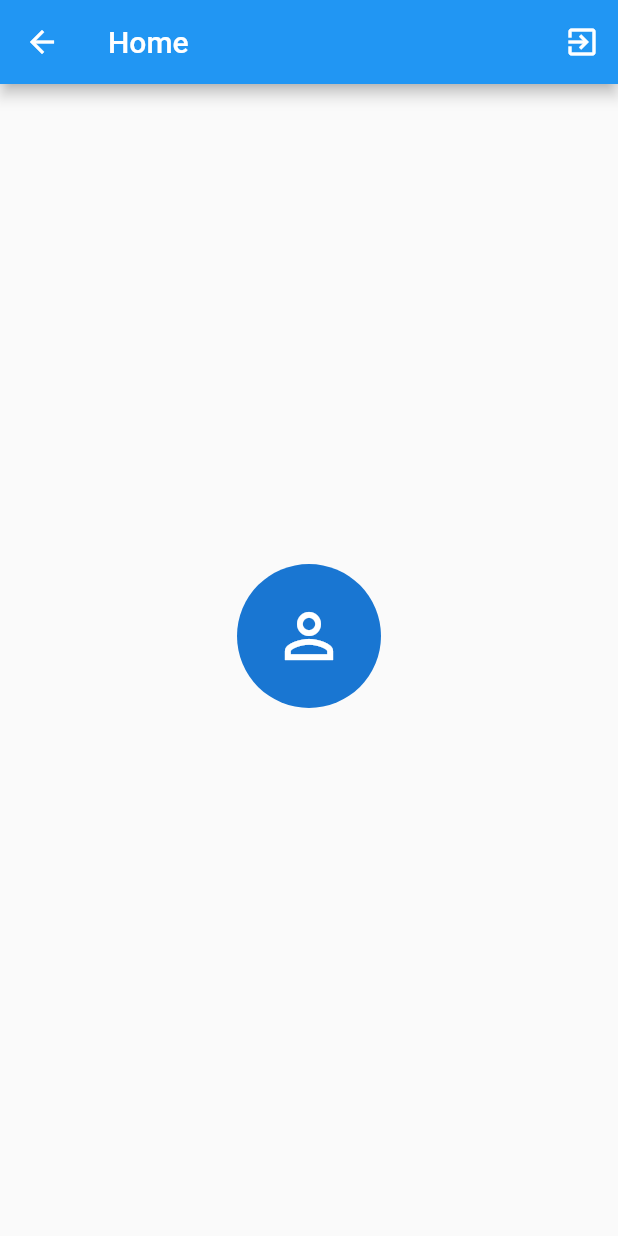
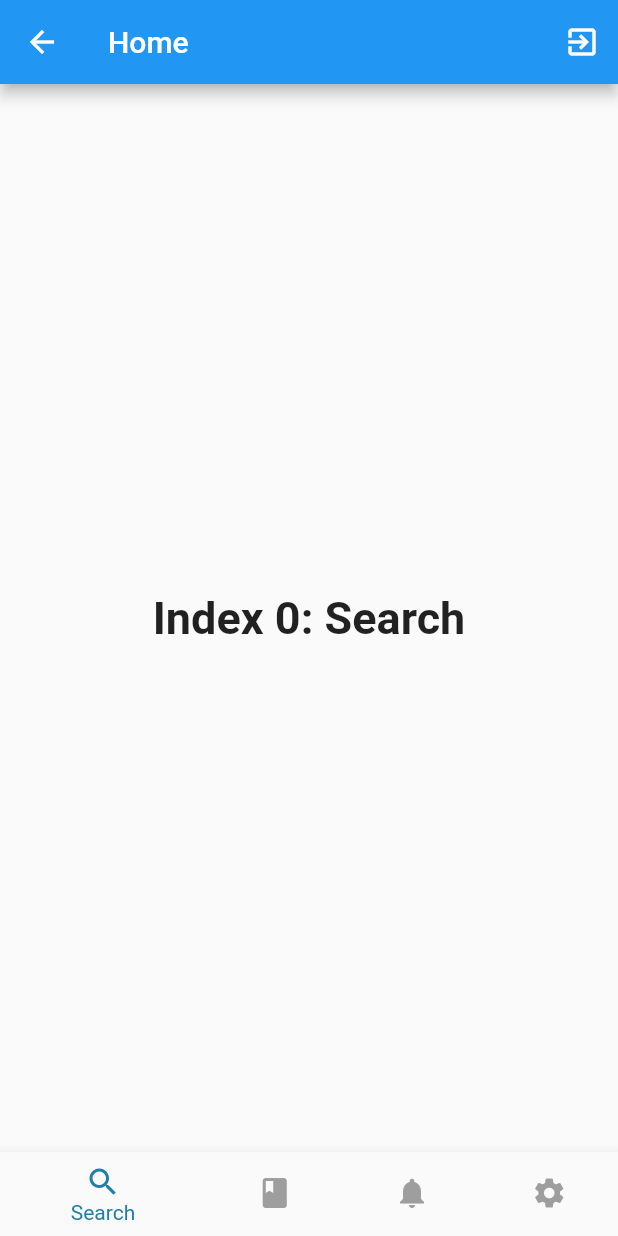
Before and after one commit to fasil712/flutter_task, a Flutter app: the HomeScreen screen opened directly, on a phone screen of 412 x 824 dp. Run offline on Flutter 3.47's test engine with Material 2 defaults, Android fonts, the phone set to English and light mode, and no system bars; our stand-ins replace bloc, equatable, firebase_auth, firebase_core, flutter_bloc; missing offline and left inert: flow_builder; accounts and stored records are empty.

Commit message:
update commit

```diff
--- a/lib/main.dart
+++ b/lib/main.dart
@@ -1,6 +1,5 @@
 import 'package:firebase_core/firebase_core.dart';
 import 'package:flutter/material.dart';
-// import 'package:flutter_authentication_flow_builder_bloc/firebase_options.dart';
 import 'package:flutter_bloc/flutter_bloc.dart';
 import 'package:flow_builder/flow_builder.dart';
 
@@ -13,9 +12,7 @@ Future<void> main() {
   return BlocOverrides.runZoned(
     () async {
       WidgetsFlutterBinding.ensureInitialized();
-      await Firebase.initializeApp(
-          // options: DefaultFirebaseOptions.currentPlatform,
-          );
+      await Firebase.initializeApp();
 
       final authRepository = AuthRepository();
       runApp(App(authRepository: authRepository));
--- a/lib/screens/home_screen.dart
+++ b/lib/screens/home_screen.dart
@@ -2,15 +2,46 @@ import 'package:flutter/material.dart';
 import 'package:flutter_bloc/flutter_bloc.dart';
 import '/blocs/blocs.dart';
 
-class HomeScreen extends StatelessWidget {
+class HomeScreen extends StatefulWidget {
   const HomeScreen({Key? key}) : super(key: key);
 
   static Page page() => const MaterialPage<void>(child: HomeScreen());
 
   @override
+  State<HomeScreen> createState() => _HomeScreenState();
+}
+
+class _HomeScreenState extends State<HomeScreen> {
+  int _selectedIndex = 0;
+  static const TextStyle optionStyle =
+      TextStyle(fontSize: 30, fontWeight: FontWeight.bold);
+  static const List<Widget> _widgetOptions = <Widget>[
+    Text(
+      'Index 0: Search',
+      style: optionStyle,
+    ),
+    Text(
+      'Index 1: Booking',
+      style: optionStyle,
+    ),
+    Text(
+      'Index 2: Notifications',
+      style: optionStyle,
+    ),
+    Text(
+      'Index 2: Setting',
+      style: optionStyle,
+    ),
+  ];
+
+  void _onItemTapped(int index) {
+    setState(() {
+      _selectedIndex = index;
+    });
+  }
+
+  @override
   Widget build(BuildContext context) {
-    final user = context.select((AppBloc bloc) => bloc.state.user);
-
     return Scaffold(
       appBar: AppBar(
         title: const Text('Home'),
@@ -21,24 +52,69 @@ class HomeScreen extends StatelessWidget {
           )
         ],
       ),
-      body: Align(
-        alignment: const Alignment(0, 0),
-        child: Column(
-          mainAxisAlignment: MainAxisAlignment.center,
-          children: [
-            CircleAvatar(
-              radius: 48,
-              backgroundImage:
-                  user.photo != null ? NetworkImage(user.photo!) : null,
-              child: user.photo == null
-                  ? const Icon(Icons.person_outline, size: 48)
-                  : null,
+      body: Center(
+        child: _widgetOptions.elementAt(_selectedIndex),
+      ),
+      bottomNavigationBar: BottomNavigationBar(
+        iconSize: 24.0,
+        backgroundColor: Colors.blue,
+        unselectedItemColor: Colors.grey,
+        // ignore: prefer_const_constructors
+        selectedItemColor: Color.fromARGB(255, 32, 126, 167),
+        items: const <BottomNavigationBarItem>[
+          BottomNavigationBarItem(
+            icon: Icon(
+              Icons.search,
             ),
-            const SizedBox(height: 4),
-            Text(user.email ?? '', style: const TextStyle(fontSize: 24)),
-          ],
-        ),
+            label: 'Search',
+          ),
+          BottomNavigationBarItem(
+            icon: Icon(
+              Icons.book,
+            ),
+            label: 'Booking',
+          ),
+          BottomNavigationBarItem(
+            icon: Icon(
+              Icons.notifications,
+            ),
+            label: 'Notifications',
+          ),
+          BottomNavigationBarItem(
+            icon: Icon(
+              Icons.settings,
+            ),
+            label: 'Setting',
+          ),
+        ],
+        currentIndex: _selectedIndex,
+        onTap: _onItemTapped,
       ),
     );
   }
 }
+
+// class DefaultPage extends StatelessWidget {
+//   @override
+//   Widget build(BuildContext context) {
+//     final user = context.select((AppBloc bloc) => bloc.state.user);
+//     return Align(
+//       alignment: const Alignment(0, 0),
+//       child: Column(
+//         mainAxisAlignment: MainAxisAlignment.center,
+//         children: [
+//           CircleAvatar(
+//             radius: 48,
+//             backgroundImage:
+//                 user.photo != null ? NetworkImage(user.photo!) : null,
+//             child: user.photo == null
+//                 ? const Icon(Icons.person_outline, size: 48)
+//                 : null,
+//           ),
+//           const SizedBox(height: 4),
+//           Text(user.email ?? '', style: const TextStyle(fontSize: 24)),
+//         ],
+//       ),
+//     );
+//   }
+// }
```
